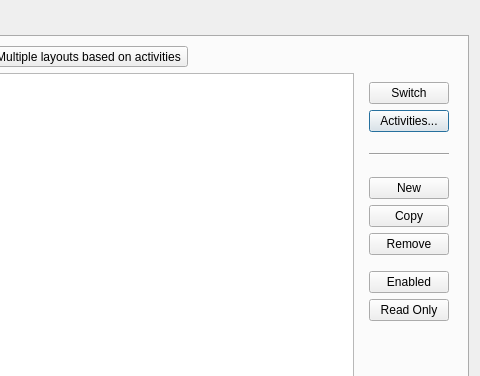
Above: app/settings/settingsdialog/settingsdialog.ui from KDE/latte-dock before the change; both pictures show x 508 to 988 and y 0 to 376 of the 988 by 750 pixel window. Below: the same form after it.
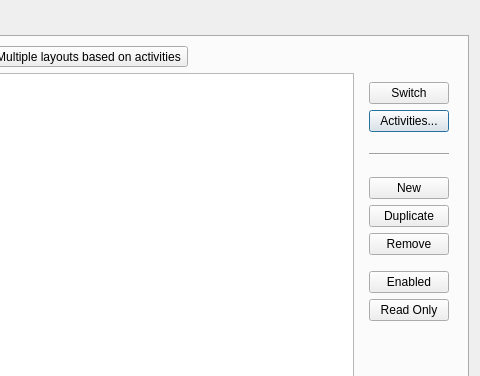
That is the form after the change. Icons and pictures are not drawn. Custom widgets are drawn as their Qt base class.

Commit message:
rename Copy layout to Duplicate
--improve button name in Layouts Editor
from Copy to Duplicate

What changed in the file:
```diff
--- a/app/settings/settingsdialog/settingsdialog.ui
+++ b/app/settings/settingsdialog/settingsdialog.ui
@@ -243,7 +243,7 @@
               <item>
                <widget class="QPushButton" name="copyButton">
                 <property name="text">
-                 <string>Copy</string>
+                 <string>Duplicate</string>
                 </property>
                 <property name="icon">
                  <iconset theme="edit-copy">
```
Left out of the diff: 4 changed lines with no effect on the pictures. The commit also changes 4 other files.
